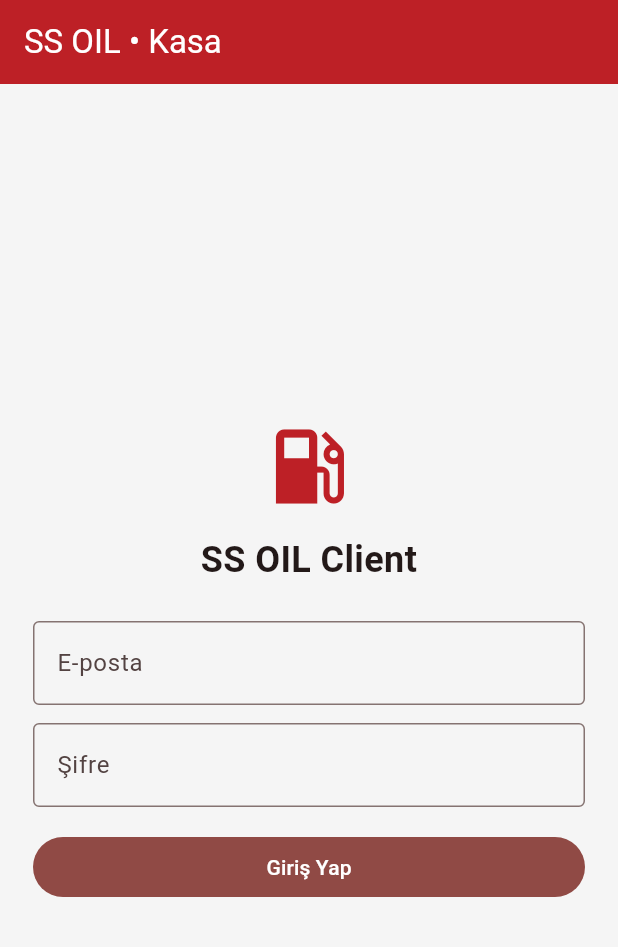
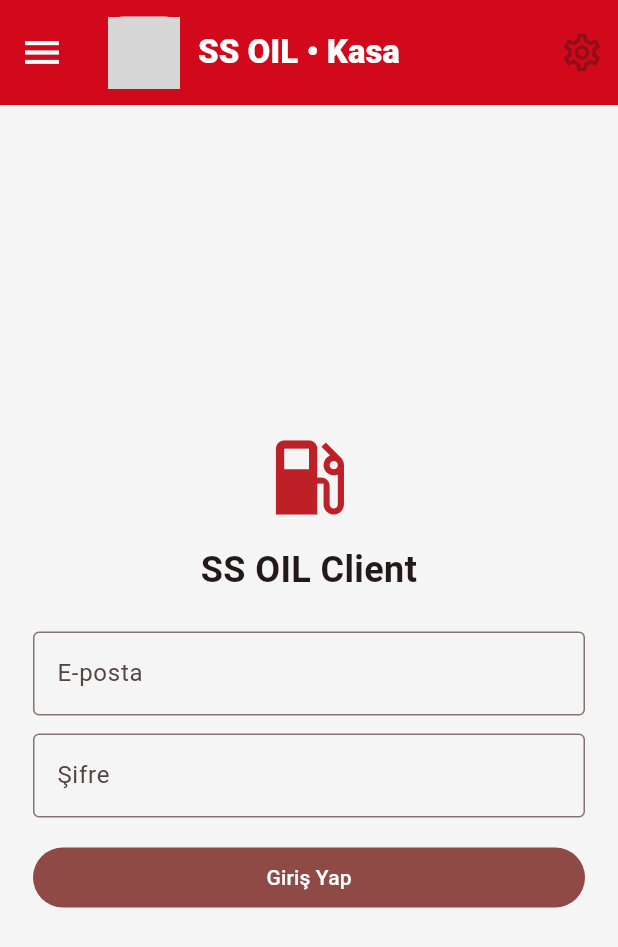
Before and after one commit to errayy27-web/S2, a Flutter app: the screen it shows after launch, on a phone screen of 412 x 824 dp. Shown: the top 947 px of the screen. Run offline on Flutter 3.47's test engine with Material 3 defaults, Android fonts, the phone set to English and light mode, and no system bars; our stand-ins replace flutter_secure_storage; grey boxes are pictures that could not be loaded.

Commit message:
Match approved SS OIL Kasa mockup: header, cards, fuel bars, price table and total banner

```diff
--- a/lib/main.dart
+++ b/lib/main.dart
@@ -111,12 +111,33 @@ class _KasaClientState extends State<KasaClient> {
       Text(money(value, unit: unit), style: const TextStyle(fontWeight: FontWeight.w700, color: Color(0xffbd2026))) ]));
   Widget group(String title, IconData icon, List<Widget> children) => Card(
     color: Colors.white, margin: const EdgeInsets.only(bottom: 14),
-    shape: RoundedRectangleBorder(borderRadius: BorderRadius.circular(14), side: const BorderSide(color: Color(0xffbd2026), width: 1.2)),
+    shape: RoundedRectangleBorder(borderRadius: BorderRadius.circular(21), side: const BorderSide(color: Color(0xffeeeeee), width: 1)),
     child: Padding(padding: const EdgeInsets.all(16), child: Column(crossAxisAlignment: CrossAxisAlignment.start, children: [
-      Row(children: [Icon(icon, color: const Color(0xffbd2026)), const SizedBox(width: 9), Text(title, style: const TextStyle(fontSize: 17, fontWeight: FontWeight.bold))]),
-      const Divider(height: 20), ...children])));
+      Row(children: [Icon(icon, color: const Color(0xffbd2026)), const SizedBox(width: 9), Text(title, style: const TextStyle(fontSize: 21, fontWeight: FontWeight.w800))]),
+      const SizedBox(height: 12), ...children])));
+
+  Widget stockBar(String name,Color color)=>Padding(padding:const EdgeInsets.symmetric(vertical:6),child:Row(children:[
+    Container(width:85,padding:const EdgeInsets.symmetric(vertical:8),decoration:BoxDecoration(color:color,borderRadius:BorderRadius.circular(6)),child:Text(name,textAlign:TextAlign.center,style:TextStyle(color:name=='Dizel'?Colors.black:Colors.white,fontWeight:FontWeight.bold))),
+    const SizedBox(width:12),Expanded(child:ClipRRect(borderRadius:BorderRadius.circular(5),child:LinearProgressIndicator(value:0,minHeight:15,backgroundColor:const Color(0xffeeeeee),color:color))),
+    const SizedBox(width:12),const Text('Veri yok',style:TextStyle(fontSize:12,fontWeight:FontWeight.bold))
+  ]));
+  Widget priceTable()=>Column(children:[
+    Container(padding:const EdgeInsets.symmetric(vertical:10),decoration:BoxDecoration(color:const Color(0xffeeeeee),borderRadius:BorderRadius.circular(6)),child:const Row(children:[
+      Expanded(flex:2,child:Text('Yakıt',style:TextStyle(fontWeight:FontWeight.bold))),
+      Expanded(flex:3,child:Text('Alış Fiyatı (KM/L)',textAlign:TextAlign.center,style:TextStyle(fontSize:12,fontWeight:FontWeight.bold))),
+      Expanded(flex:3,child:Text('Güncel Satış Fiyatı (KM/L)',textAlign:TextAlign.center,style:TextStyle(fontSize:12,fontWeight:FontWeight.bold)))
+    ])),
+    for(final item in const [('dizel','Dizel'),('dizel_plus','Dizel+'),('benzin','Benzin')])...[
+      Padding(padding:const EdgeInsets.symmetric(vertical:12),child:Row(children:[
+        Expanded(flex:2,child:Text(item.$2,style:const TextStyle(fontWeight:FontWeight.bold))),
+        Expanded(flex:3,child:Text(money((prices[item.$1] as Map?)?['purchase_price'],unit:'KM/L'),textAlign:TextAlign.center)),
+        Expanded(flex:3,child:Text(money((prices[item.$1] as Map?)?['sale_price'],unit:'KM/L'),textAlign:TextAlign.center,style:const TextStyle(color:Color(0xffd2081b),fontWeight:FontWeight.bold)))
+      ])),
+      if(item.$1!='benzin')const Divider(height:1)
+    ]
+  ]);
   @override Widget build(BuildContext context) => Scaffold(
-    appBar: AppBar(title: const Text('SS OIL • Kasa'), actions: signedIn ? [IconButton(tooltip: 'Çıkış', onPressed: logout, icon: const Icon(Icons.logout))] : null),
+    appBar: AppBar(toolbarHeight: 70, backgroundColor: const Color(0xffd2081b), leading: IconButton(icon: const Icon(Icons.menu,size:30),onPressed: () => ScaffoldMessenger.of(context).showSnackBar(const SnackBar(content: Text('SS OIL Client • Kasa')))),title: Row(children: [Container(width:48,height:48,decoration:BoxDecoration(color:Colors.white,borderRadius:BorderRadius.circular(10)),child:Image.asset('assets/ss_oil_logo.jpg',fit:BoxFit.contain,errorBuilder: (_,__,___)=>const Icon(Icons.local_gas_station,color:Color(0xffd2081b)))),const SizedBox(width:12),const Expanded(child:Text('SS OIL • Kasa',style:TextStyle(fontWeight:FontWeight.w800)))]),actions: [IconButton(tooltip:'Ayarlar',onPressed:signedIn?logout:null,icon:const Icon(Icons.settings_outlined,size:30))]),
     body: !signedIn ? Center(child: ConstrainedBox(constraints: const BoxConstraints(maxWidth: 430), child: ListView(shrinkWrap: true, padding: const EdgeInsets.all(22), children: [
       const Icon(Icons.local_gas_station, size: 66, color: Color(0xffbd2026)), const SizedBox(height: 12),
       const Text('SS OIL Client', textAlign: TextAlign.center, style: TextStyle(fontSize: 24, fontWeight: FontWeight.bold)),
@@ -134,20 +155,17 @@ class _KasaClientState extends State<KasaClient> {
       if (error != null) Padding(padding: const EdgeInsets.all(8), child: Text(error!, style: const TextStyle(color: Colors.red))),
       if (kasa.isEmpty) const Padding(padding: EdgeInsets.symmetric(vertical: 16), child: Text('Seçilen tarih için Kasa kaydı bulunamadı.')),
       group('Günlük Satış', Icons.payments, [
-        line('Nakit Market', kasa['cash_market']), line('Nakit Yakıt', kasa['cash_fuel']),
+        line('Nakit Yakıt Market', n(kasa['cash_market']) == null || n(kasa['cash_fuel']) == null ? null : n(kasa['cash_market'])! + n(kasa['cash_fuel'])!),
         line('Nakit Dopuna (MTEL + AERO)', n(kasa['mtel_dopuna']) == null || n(kasa['aero_dopuna']) == null ? null : n(kasa['mtel_dopuna'])! + n(kasa['aero_dopuna'])!),
         line('Nakit (Dopuna dahil)', kasa['cash']), line('Kredi Kartı', kasa['card']),
-        line('Genel Toplam', n(kasa['cash']) == null || n(kasa['card']) == null ? null : n(kasa['cash'])! + n(kasa['card'])!),
+        const Divider(height: 22), line('Genel Toplam', n(kasa['cash']) == null || n(kasa['card']) == null ? null : n(kasa['cash'])! + n(kasa['card'])!),
       ]),
       group('Satış Grupları', Icons.storefront, [line('Yakıt', kasa['fuel_sales']), line('Market', kasa['market_sales']), line('MTEL Dopuna', kasa['mtel_dopuna']), line('AERO Dopuna', kasa['aero_dopuna'])]),
       group('Yakıt Stokları', Icons.local_gas_station, [
-        const Text('Stok verisi henüz Supabase Kasa arşivinde bulunmuyor. Mevcut olmayan değer gösterilmez.', style: TextStyle(color: Colors.black54)),
+        stockBar('Dizel',const Color(0xffffd35d)),stockBar('Dizel+',const Color(0xffd2081b)),stockBar('Benzin',const Color(0xff20b75b)),const Text('Tank stokları Supabase’e aktarılmadı.',style:TextStyle(color:Colors.black54,fontSize:12)),
       ]),
-      group('Güncel Yakıt Fiyatları', Icons.price_change, [
-        for (final entry in const [('dizel','Dizel'),('dizel_plus','Dizel+'),('benzin','Benzin')]) ...[
-          line('${entry.$2} Alış', (prices[entry.$1] as Map?)?['purchase_price'], unit: 'KM/L'),
-          line('${entry.$2} Satış', (prices[entry.$1] as Map?)?['sale_price'], unit: 'KM/L'),
-        ]
-      ]),
+      group('Güncel Yakıt Fiyatları', Icons.trending_up, [priceTable()]),
+      Container(padding:const EdgeInsets.all(17),decoration:BoxDecoration(color:const Color(0xffd2081b),borderRadius:BorderRadius.circular(20)),child:Row(children:[const Icon(Icons.monetization_on_outlined,color:Colors.white,size:28),const SizedBox(width:12),const Expanded(child:Text('Günlük Satış',style:TextStyle(color:Colors.white,fontSize:17,fontWeight:FontWeight.bold))),Text(money(n(kasa['cash'])==null||n(kasa['card'])==null?null:n(kasa['cash'])!+n(kasa['card'])!),style:const TextStyle(color:Colors.white,fontSize:21,fontWeight:FontWeight.w900))])),
+
     ])));
 }
```
